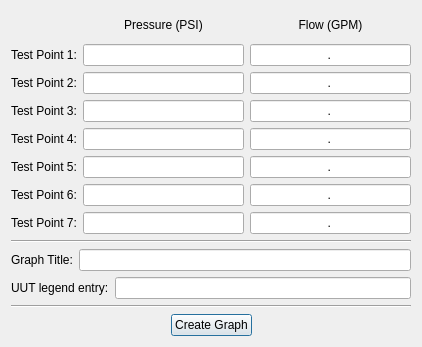
Above: ui/mainwindow_ui.ui from FlyBoy8869/PlotGPM before the change. Below: the same form after it.
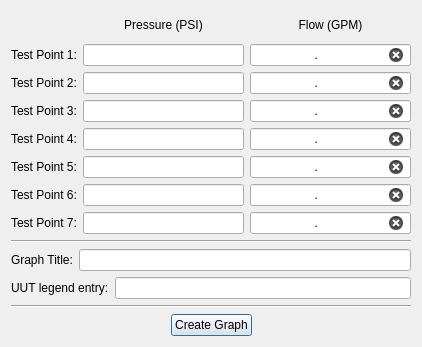
That is the form after the change.

```diff
--- a/ui/mainwindow_ui.ui
+++ b/ui/mainwindow_ui.ui
@@ -68,11 +68,23 @@
      <item row="1" column="2">
       <widget class="QLineEdit" name="flow_1">
        <property name="inputMask">
-        <string>00.00</string>
+        <string>09.00</string>
+       </property>
+       <property name="text">
+        <string>.</string>
+       </property>
+       <property name="cursorPosition">
+        <number>0</number>
        </property>
        <property name="alignment">
         <set>Qt::AlignmentFlag::AlignCenter</set>
        </property>
+       <property name="placeholderText">
+        <string/>
+       </property>
+       <property name="clearButtonEnabled">
+        <bool>true</bool>
+       </property>
       </widget>
      </item>
      <item row="2" column="0">
@@ -95,11 +107,23 @@
      <item row="2" column="2">
       <widget class="QLineEdit" name="flow_2">
        <property name="inputMask">
-        <string>00.00</string>
+        <string>09.00</string>
+       </property>
+       <property name="text">
+        <string>.</string>
+       </property>
+       <property name="cursorPosition">
+        <number>0</number>
        </property>
        <property name="alignment">
         <set>Qt::AlignmentFlag::AlignCenter</set>
        </property>
+       <property name="placeholderText">
+        <string/>
+       </property>
+       <property name="clearButtonEnabled">
+        <bool>true</bool>
+       </property>
       </widget>
      </item>
      <item row="3" column="0">
@@ -122,11 +146,23 @@
      <item row="3" column="2">
       <widget class="QLineEdit" name="flow_3">
        <property name="inputMask">
-        <string>00.00</string>
+        <string>09.00</string>
+       </property>
+       <property name="text">
+        <string>.</string>
+       </property>
+       <property name="cursorPosition">
+        <number>0</number>
        </property>
        <property name="alignment">
         <set>Qt::AlignmentFlag::AlignCenter</set>
        </property>
+       <property name="placeholderText">
+        <string/>
+       </property>
+       <property name="clearButtonEnabled">
+        <bool>true</bool>
+       </property>
       </widget>
      </item>
      <item row="4" column="0">
@@ -149,11 +185,23 @@
      <item row="4" column="2">
       <widget class="QLineEdit" name="flow_4">
        <property name="inputMask">
-        <string>00.00</string>
+        <string>09.00</string>
+       </property>
+       <property name="text">
+        <string>.</string>
+       </property>
+       <property name="cursorPosition">
+        <number>0</number>
        </property>
        <property name="alignment">
         <set>Qt::AlignmentFlag::AlignCenter</set>
        </property>
+       <property name="placeholderText">
+        <string/>
+       </property>
+       <property name="clearButtonEnabled">
+        <bool>true</bool>
+       </property>
       </widget>
      </item>
      <item row="5" column="0">
@@ -176,11 +224,23 @@
      <item row="5" column="2">
       <widget class="QLineEdit" name="flow_5">
        <property name="inputMask">
-        <string>00.00</string>
+        <string>09.00</string>
+       </property>
+       <property name="text">
+        <string>.</string>
+       </property>
+       <property name="cursorPosition">
+        <number>0</number>
        </property>
        <property name="alignment">
         <set>Qt::AlignmentFlag::AlignCenter</set>
        </property>
+       <property name="placeholderText">
+        <string/>
+       </property>
+       <property name="clearButtonEnabled">
+        <bool>true</bool>
+       </property>
       </widget>
      </item>
      <item row="6" column="0">
@@ -203,11 +263,23 @@
      <item row="6" column="2">
       <widget class="QLineEdit" name="flow_6">
        <property name="inputMask">
-        <string>00.00</string>
+        <string>09.00</string>
+       </property>
+       <property name="text">
+        <string>.</string>
+       </property>
+       <property name="cursorPosition">
+        <number>0</number>
        </property>
        <property name="alignment">
         <set>Qt::AlignmentFlag::AlignCenter</set>
        </property>
+       <property name="placeholderText">
+        <string/>
+       </property>
+       <property name="clearButtonEnabled">
+        <bool>true</bool>
+       </property>
       </widget>
      </item>
      <item row="7" column="0">
@@ -230,11 +302,23 @@
      <item row="7" column="2">
       <widget class="QLineEdit" name="flow_7">
        <property name="inputMask">
-        <string>00.00</string>
+        <string>09.00</string>
+       </property>
+       <property name="text">
+        <string>.</string>
+       </property>
+       <property name="cursorPosition">
+        <number>0</number>
        </property>
        <property name="alignment">
         <set>Qt::AlignmentFlag::AlignCenter</set>
        </property>
+       <property name="placeholderText">
+        <string/>
+       </property>
+       <property name="clearButtonEnabled">
+        <bool>true</bool>
+       </property>
       </widget>
      </item>
     </layout>
```
